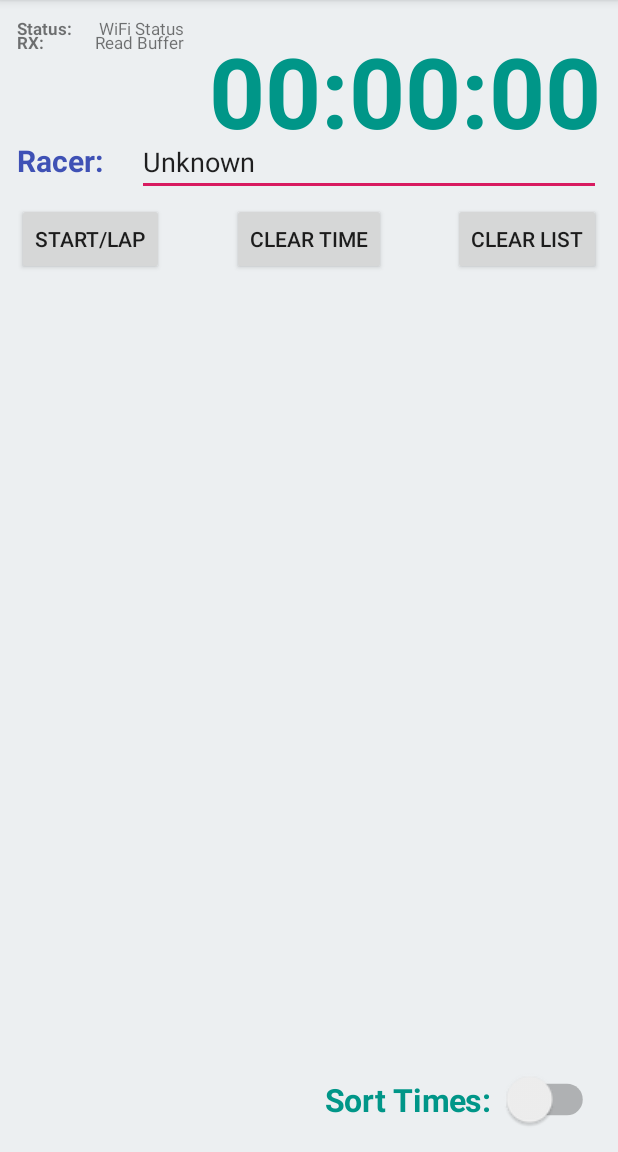
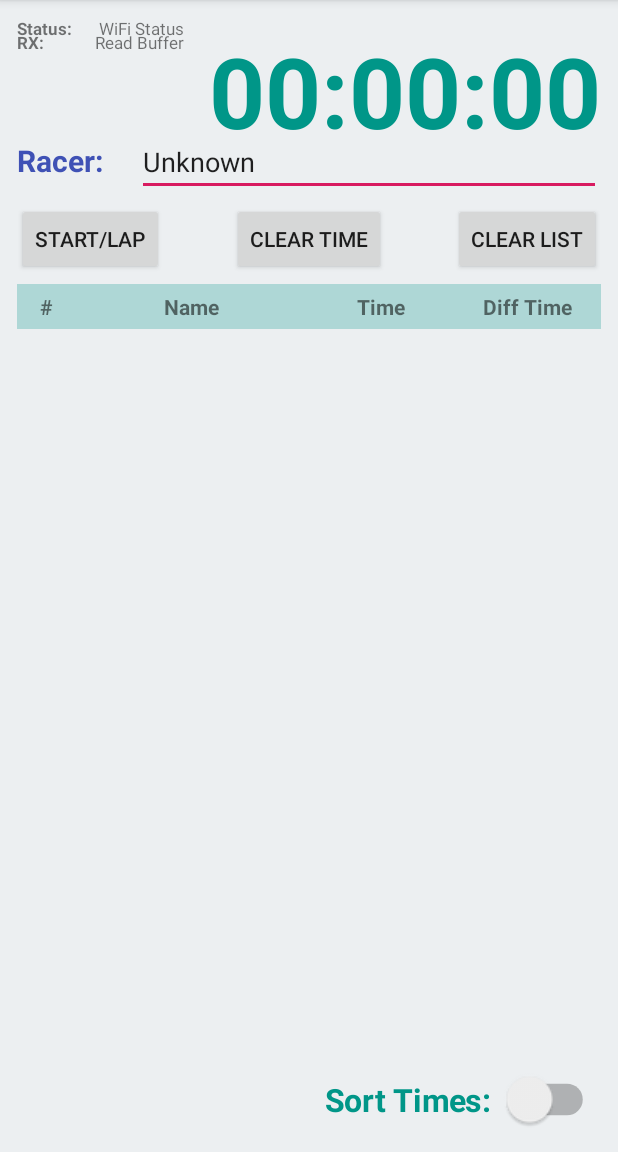
Before and after one commit to AxxAxx/AxRACE_Lap_Timer, an Android app: the screen it shows after launch (MainActivity), on a phone screen of 412 x 824 dp, the part 84-1236 px from its top. Run offline under Robolectric (Android 15) with nearby library versions, the phone set to English and light mode, and no system bars.

Commit message:
added a nicer listview with columns

```diff
--- a/AxRACE_Lap_Timer_APP/app/src/main/res/layout/activity_main.xml
+++ b/AxRACE_Lap_Timer_APP/app/src/main/res/layout/activity_main.xml
@@ -57,23 +57,82 @@
         android:text="Clear list" />
 
 
-    <ListView
-        android:id="@+id/listview1"
+
+
+
+    <LinearLayout xmlns:android="http://schemas.android.com/apk/res/android"
+        android:id="@+id/header"
         android:layout_width="match_parent"
         android:layout_height="match_parent"
         android:layout_below="@+id/button3"
         android:layout_centerHorizontal="true"
         android:layout_marginTop="6dp"
+        android:weightSum="100">
 
-        />
+
+        <TextView
+            android:id="@+id/textView1"
+            android:layout_width="0dp"
+            android:layout_height="30dp"
+            android:layout_weight="10"
+            android:background="#43009688"
+            android:gravity="center|left"
+            android:text="#"
+            android:textAlignment="center"
+            android:textStyle="bold" />
+
+        <TextView
+            android:id="@+id/textView2"
+            android:layout_width="0dp"
+            android:layout_height="30dp"
+            android:layout_weight="40"
+            android:background="#43009688"
+            android:gravity="center|left"
+            android:text="Name"
+            android:textAlignment="center"
+            android:textStyle="bold"/>
+
+        <TextView
+            android:id="@+id/textView3"
+            android:layout_width="0dp"
+            android:layout_height="30dp"
+            android:layout_weight="25"
+            android:background="#43009688"
+            android:gravity="center|left"
+            android:text="Time"
+            android:textAlignment="center"
+            android:textStyle="bold"/>
+
+        <TextView
+            android:id="@+id/textView4"
+            android:layout_width="0dp"
+            android:layout_height="30dp"
+            android:layout_weight="25"
+            android:background="#43009688"
+            android:gravity="center|left"
+            android:text="Diff Time"
+            android:textAlignment="center"
+            android:textStyle="bold"/>
+
+    </LinearLayout>
+
+    <ListView
+        android:id="@+id/listView"
+        android:layout_width="match_parent"
+        android:layout_height="match_parent"
+        android:layout_alignTop="@+id/header"
+        android:layout_alignParentStart="true"
+        android:layout_alignParentLeft="true"
+        android:layout_marginTop="30dp" />
+
 
     <Switch
         android:id="@+id/switch1"
         android:layout_width="wrap_content"
         android:layout_height="wrap_content"
-        android:layout_alignEnd="@+id/listview1"
-        android:layout_alignRight="@+id/listview1"
-        android:layout_alignBottom="@+id/listview1"
+        android:layout_alignEnd="@+id/header"
+        android:layout_alignRight="@+id/header"
+        android:layout_alignBottom="@+id/header"
         android:layout_marginStart="16dp"
         android:layout_marginLeft="16dp"
         android:layout_marginTop="16dp"
```
Also changed, not shown: AxRACE_Lap_Timer_APP/app/src/main/java/com/AxRACE_Lap_Timer/MainActivity.java (+16 -52 lines), AxRACE_Lap_Timer_APP/app/src/main/java/com/AxRACE_Lap_Timer/PersonListAdapter.java (added, +73 -0 lines), AxRACE_Lap_Timer_APP/app/src/main/java/com/AxRACE_Lap_Timer/Rider.java (added, +71 -0 lines), AxRACE_Lap_Timer_APP/app/src/main/res/layout/adapter_view_layout.xml (added, +45 -0 lines).
